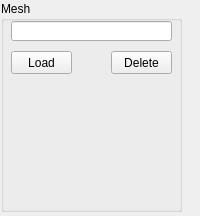
Before: the Qt Designer form DUMPViewer/GUI/tooltabinfobox.ui in IgorPetrov0/DUMPViewer, drawn with Qt 5.
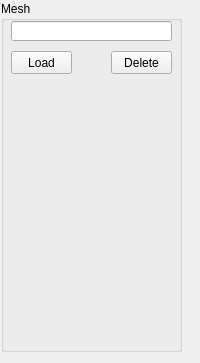
After: the same form once the commit is applied. Custom widgets are drawn as their Qt base class.

```diff
--- a/DUMPViewer/GUI/tooltabinfobox.ui
+++ b/DUMPViewer/GUI/tooltabinfobox.ui
@@ -7,7 +7,7 @@
     <x>0</x>
     <y>0</y>
     <width>200</width>
-    <height>216</height>
+    <height>363</height>
    </rect>
   </property>
   <property name="windowTitle">
@@ -19,7 +19,7 @@
      <x>1</x>
      <y>1</y>
      <width>181</width>
-     <height>211</height>
+     <height>351</height>
     </rect>
    </property>
    <property name="title">
@@ -70,7 +70,7 @@
       <x>10</x>
       <y>80</y>
       <width>161</width>
-      <height>121</height>
+      <height>262</height>
      </rect>
     </property>
    </widget>
```
